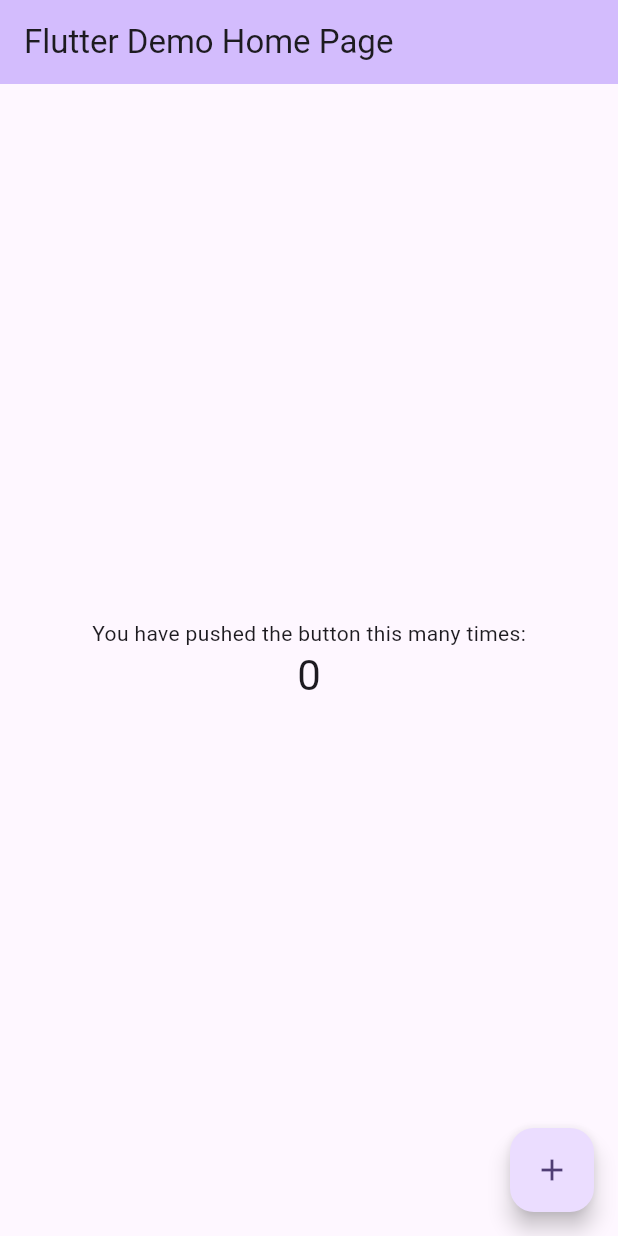
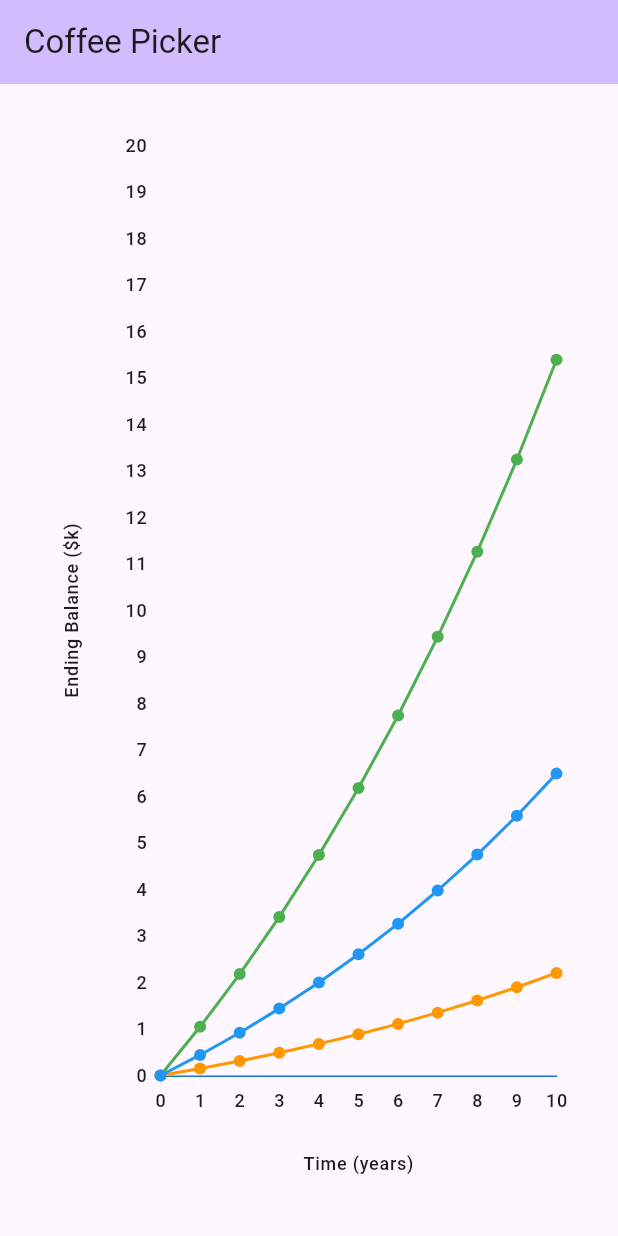
Before and after one commit to andrew-surratt/coffee-picker, a Flutter app: the screen it shows after launch, on a phone screen of 412 x 824 dp. Run offline on Flutter 3.47's test engine with Material 2 defaults, Android fonts, the phone set to English and light mode, and no system bars; drawn by our look-alikes of fl_chart.

Commit message:
Create compound interest chart comparisons of different coffee choices.

```diff
--- /dev/null
+++ b/lib/line_chart.dart
@@ -0,0 +1,96 @@
+import 'package:flutter/material.dart';
+import 'package:fl_chart/fl_chart.dart';
+
+import 'coffee.dart';
+
+Widget lineChart(BuildContext context) {
+  var themeData = Theme.of(context);
+  return LineChart(LineChartData(
+      minX: 0,
+      maxX: 10,
+      minY: 0,
+      maxY: 20000,
+      lineTouchData: LineTouchData(
+        handleBuiltInTouches: true,
+        touchTooltipData: LineTouchTooltipData(
+          tooltipBgColor: themeData.scaffoldBackgroundColor.withOpacity(0.8),
+          fitInsideHorizontally: true,
+        ),
+      ),
+      titlesData: FlTitlesData(
+        bottomTitles: AxisTitles(
+          axisNameWidget: Text(
+            'Time (years)',
+            style: themeData.textTheme.labelMedium,
+          ),
+          sideTitles: getXTitles(context),
+        ),
+        rightTitles: const AxisTitles(
+          sideTitles: SideTitles(showTitles: false),
+        ),
+        topTitles: const AxisTitles(
+          sideTitles: SideTitles(showTitles: false),
+        ),
+        leftTitles: AxisTitles(
+          axisNameWidget: Text(
+            'Ending Balance (\$k)',
+            style: themeData.textTheme.labelMedium,
+          ),
+          sideTitles: getYTitles(context),
+        ),
+      ),
+      borderData: FlBorderData(
+        show: true,
+        border: Border(
+          bottom: BorderSide(color: themeData.primaryColorDark),
+          left: const BorderSide(color: Colors.transparent),
+          right: const BorderSide(color: Colors.transparent),
+          top: const BorderSide(color: Colors.transparent),
+        ),
+      ),
+      gridData: const FlGridData(show: false),
+      lineBarsData: [
+        starbucksLineData(themeData),
+        dunkinLineData(themeData),
+        nightSwimLineData(themeData),
+      ]));
+}
+
+SideTitles getYTitles(BuildContext context) {
+  const double interval = 1000;
+  return getSideTitles(
+    interval: interval,
+    context: context,
+    getTitleText: (double value, BuildContext context) => Text(
+          (value ~/ interval).toInt().toString(),
+          style: Theme.of(context).textTheme.labelMedium
+      )
+  );
+}
+
+SideTitles getXTitles(BuildContext context) {
+  return getSideTitles(
+      context: context,
+      getTitleText: (double value, BuildContext context) => Text(
+          value.toInt().toString(),
+          style: Theme.of(context).textTheme.labelMedium
+      )
+  );
+}
+
+SideTitles getSideTitles({
+  required BuildContext context,
+  required Text Function(double, BuildContext) getTitleText,
+  double interval = 1,
+}) {
+  return SideTitles(
+    showTitles: true,
+    reservedSize: 50,
+    interval: interval,
+    getTitlesWidget: (double value, TitleMeta meta) {
+      return SideTitleWidget(
+        axisSide: meta.axisSide,
+        child: getTitleText(value, context),
+      );
+    });
+}
--- a/lib/main.dart
+++ b/lib/main.dart
@@ -1,4 +1,6 @@
 import 'package:flutter/material.dart';
+
+import 'line_chart.dart';
 
 void main() {
   runApp(const MyApp());
@@ -11,7 +13,7 @@ class MyApp extends StatelessWidget {
   @override
   Widget build(BuildContext context) {
     return MaterialApp(
-      title: 'Flutter Demo',
+      title: 'Coffee Picker',
       theme: ThemeData(
         // This is the theme of your application.
         //
@@ -31,7 +33,7 @@ class MyApp extends StatelessWidget {
         colorScheme: ColorScheme.fromSeed(seedColor: Colors.deepPurple),
         useMaterial3: true,
       ),
-      home: const MyHomePage(title: 'Flutter Demo Home Page'),
+      home: const MyHomePage(title: 'Coffee Picker'),
     );
   }
 }
@@ -81,45 +83,20 @@ class _MyHomePageState extends State<MyHomePage> {
         // TRY THIS: Try changing the color here to a specific color (to
         // Colors.amber, perhaps?) and trigger a hot reload to see the AppBar
         // change color while the other colors stay the same.
-        backgroundColor: Theme.of(context).colorScheme.inversePrimary,
+        backgroundColor: Theme
+            .of(context)
+            .colorScheme
+            .inversePrimary,
         // Here we take the value from the MyHomePage object that was created by
         // the App.build method, and use it to set our appbar title.
         title: Text(widget.title),
       ),
-      body: Center(
+      body: Padding(
+        padding: const EdgeInsets.all(40),
         // Center is a layout widget. It takes a single child and positions it
         // in the middle of the parent.
-        child: Column(
-          // Column is also a layout widget. It takes a list of children and
-          // arranges them vertically. By default, it sizes itself to fit its
-          // children horizontally, and tries to be as tall as its parent.
-          //
-          // Column has various properties to control how it sizes itself and
-          // how it positions its children. Here we use mainAxisAlignment to
-          // center the children vertically; the main axis here is the vertical
-          // axis because Columns are vertical (the cross axis would be
-          // horizontal).
-          //
-          // TRY THIS: Invoke "debug painting" (choose the "Toggle Debug Paint"
-          // action in the IDE, or press "p" in the console), to see the
-          // wireframe for each widget.
-          mainAxisAlignment: MainAxisAlignment.center,
-          children: <Widget>[
-            const Text(
-              'You have pushed the button this many times:',
-            ),
-            Text(
-              '$_counter',
-              style: Theme.of(context).textTheme.headlineMedium,
-            ),
-          ],
-        ),
+        child: lineChart(context),
       ),
-      floatingActionButton: FloatingActionButton(
-        onPressed: _incrementCounter,
-        tooltip: 'Increment',
-        child: const Icon(Icons.add),
-      ), // This trailing comma makes auto-formatting nicer for build methods.
     );
   }
 }
--- a/pubspec.yaml
+++ b/pubspec.yaml
@@ -35,6 +35,7 @@ dependencies:
   # The following adds the Cupertino Icons font to your application.
   # Use with the CupertinoIcons class for iOS style icons.
   cupertino_icons: ^1.0.2
+  fl_chart: ^0.63.0
 
 dev_dependencies:
   flutter_test:
```
Also changed, not shown: lib/coffee.dart (added, +56 -0 lines), lib/finance.dart (added, +46 -0 lines).
